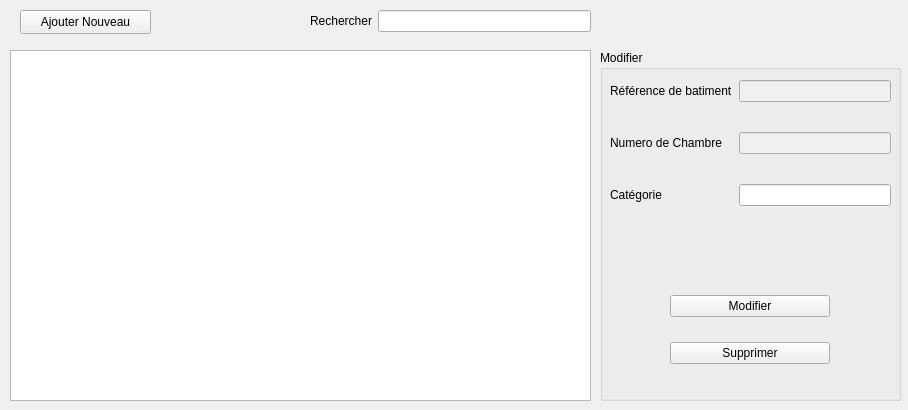
The window that cruds/chambrecrud.ui (Frankral/ProjetFinL1) describes before a commit, drawn with Qt 5.
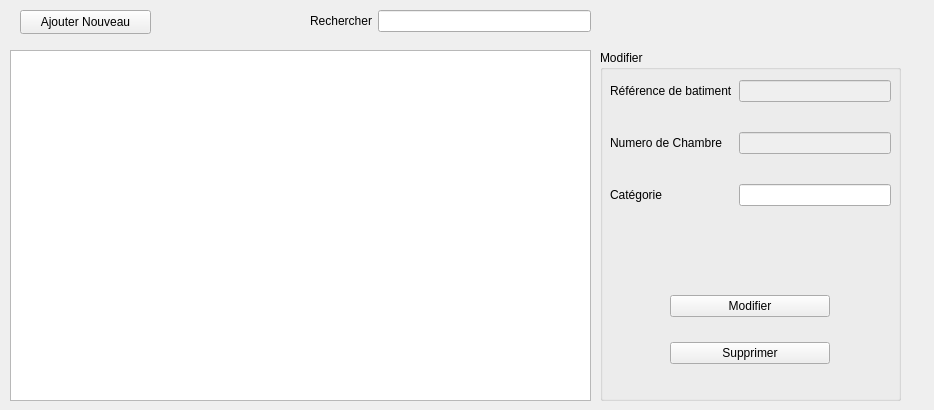
The same window after the commit.

What changed in the file:
```diff
--- a/cruds/chambrecrud.ui
+++ b/cruds/chambrecrud.ui
@@ -6,7 +6,7 @@
    <rect>
     <x>0</x>
     <y>0</y>
-    <width>908</width>
+    <width>934</width>
     <height>410</height>
    </rect>
   </property>
```
